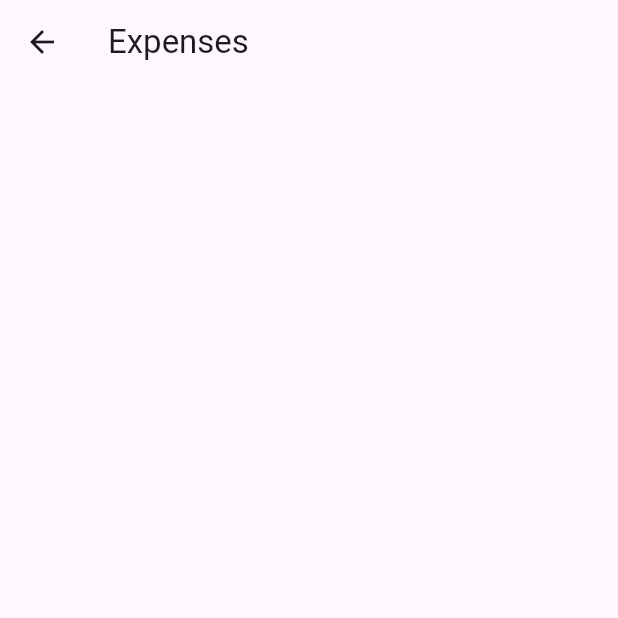
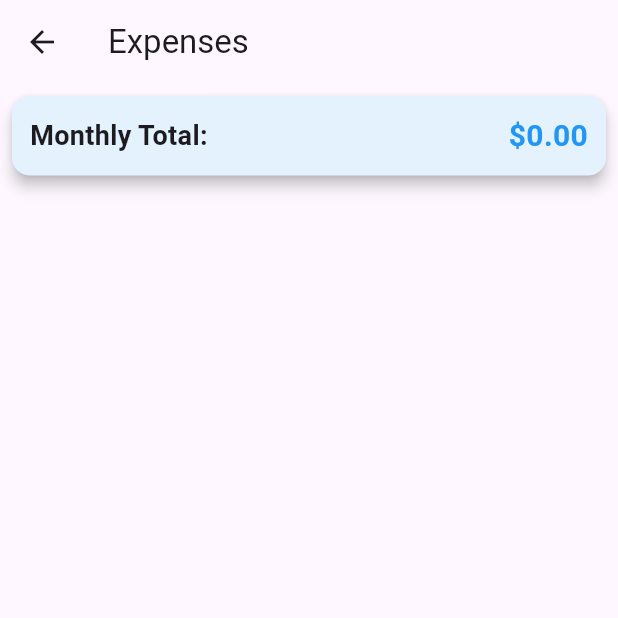
Before and after one commit to buildwithayush/graphify, a Flutter app: the ExpenseView screen opened directly, on a phone screen of 412 x 824 dp, the top half of it. Run offline on Flutter 3.47's test engine with Material 3 defaults, Android fonts, the phone set to English and light mode, and no system bars; our stand-ins replace fl_chart, flutter_riverpod, isar, riverpod_annotation; accounts and stored records are empty; generated files the repository leaves out were written again.

Commit message:
Add monthly expense summary card to expenses view screen

```diff
--- a/lib/features/presentation/providers/expenses.dart
+++ b/lib/features/presentation/providers/expenses.dart
@@ -3,6 +3,7 @@ import 'package:graphify/features/data/providers/expense_repository_provider.dar
 import 'package:riverpod_annotation/riverpod_annotation.dart';
 
 part 'expenses.g.dart';
+
 @riverpod
 Future<List<Expense>> expenses(ExpensesRef ref) async {
   final repo = await ref.watch(expenseRepositoryProvider.future);
--- a/lib/features/presentation/screens/expense_home_screen.dart
+++ b/lib/features/presentation/screens/expense_home_screen.dart
@@ -121,7 +121,7 @@ class _ExpenseHomeScreenState extends ConsumerState<ExpenseHomeScreen> {
                   MaterialPageRoute(builder: (context) => ExpenseView()),
                 );
               },
-              child: Text('Next Screen'),
+              child: Text('All Expenses'),
             ),
             ElevatedButton(
               onPressed: () {
--- a/lib/features/presentation/screens/expense_view.dart
+++ b/lib/features/presentation/screens/expense_view.dart
@@ -2,6 +2,7 @@ import 'package:flutter/material.dart';
 import 'package:flutter_riverpod/flutter_riverpod.dart';
 import 'package:graphify/features/data/providers/expense_repository_provider.dart';
 import 'package:graphify/features/presentation/providers/expenses.dart';
+import 'package:graphify/features/presentation/providers/monthlyTotal.dart';
 
 class ExpenseView extends ConsumerStatefulWidget {
   const ExpenseView({super.key});
@@ -14,10 +15,39 @@ class _ExpenseViewState extends ConsumerState<ExpenseView> {
   @override
   Widget build(BuildContext context) {
     final expensesAsync = ref.watch(expensesProvider);
-
+    final monthlyExpense = ref.watch(monthlyTotalProvider);
     return Scaffold(
-      appBar: AppBar(title: const Text('Expenses')),
-      body: expensesAsync.when(
+      appBar: AppBar(title: Text('Expenses')),
+      body: Column(
+        children: [
+          Card(
+            margin: const EdgeInsets.all(8.0),
+            elevation: 4,
+            color: Colors.blue.shade50, // Thoda premium look dene ke liye color
+            child: Padding(
+              padding: const EdgeInsets.all(12.0),
+              child: Row(
+                mainAxisAlignment: MainAxisAlignment.spaceBetween,
+                children: [
+                  const Text(
+                    'Monthly Total:',
+                    style: TextStyle(fontSize: 18, fontWeight: FontWeight.bold),
+                  ),
+                  Text(
+                    '\$${monthlyExpense.toStringAsFixed(2)}', // Double ko 2 decimal tak dikhane ke liye
+                    style: const TextStyle(
+                      fontSize: 20,
+                      fontWeight: FontWeight.bold,
+                      color: Colors.blue,
+                    ),
+                  ),
+                ],
+              ),
+            ),
+          ),
+          const SizedBox(height: 6),
+          Expanded(
+            child: expensesAsync.when(
               data: (expenses) {
                 return ListView.builder(
                   itemCount: expenses.length,
@@ -36,7 +66,7 @@ class _ExpenseViewState extends ConsumerState<ExpenseView> {
                         ),
 
                         trailing: IconButton(
-                    icon: const Icon(Icons.delete,color: Colors.red,),
+                          icon: const Icon(Icons.delete, color: Colors.red),
                           onPressed: () async {
                             final repo = await ref.read(
                               expenseRepositoryProvider.future,
@@ -55,6 +85,9 @@ class _ExpenseViewState extends ConsumerState<ExpenseView> {
 
               error: (error, stack) => Center(child: Text(error.toString())),
             ),
+          ),
+        ],
+      ),
     );
   }
 }
```
Also changed, not shown: lib/features/presentation/providers/monthlyTotal.dart (added, +27 -0 lines), lib/features/presentation/providers/monthlyTotal.g.dart (added). Lines whose indentation alone changed are shown as unchanged.
